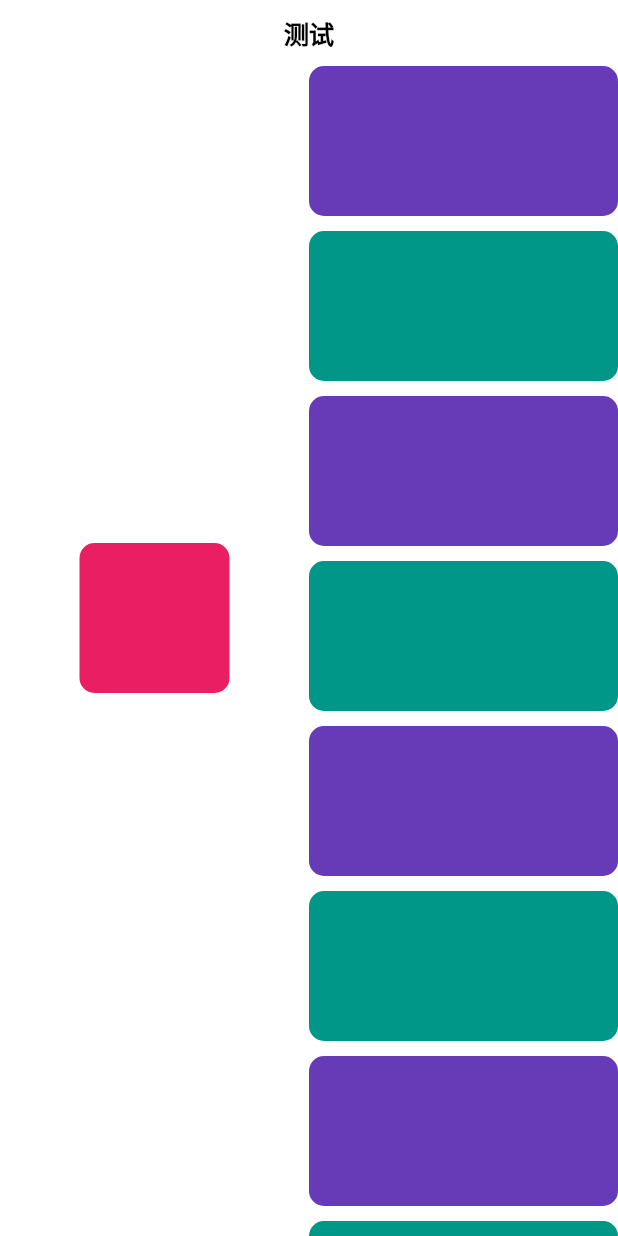
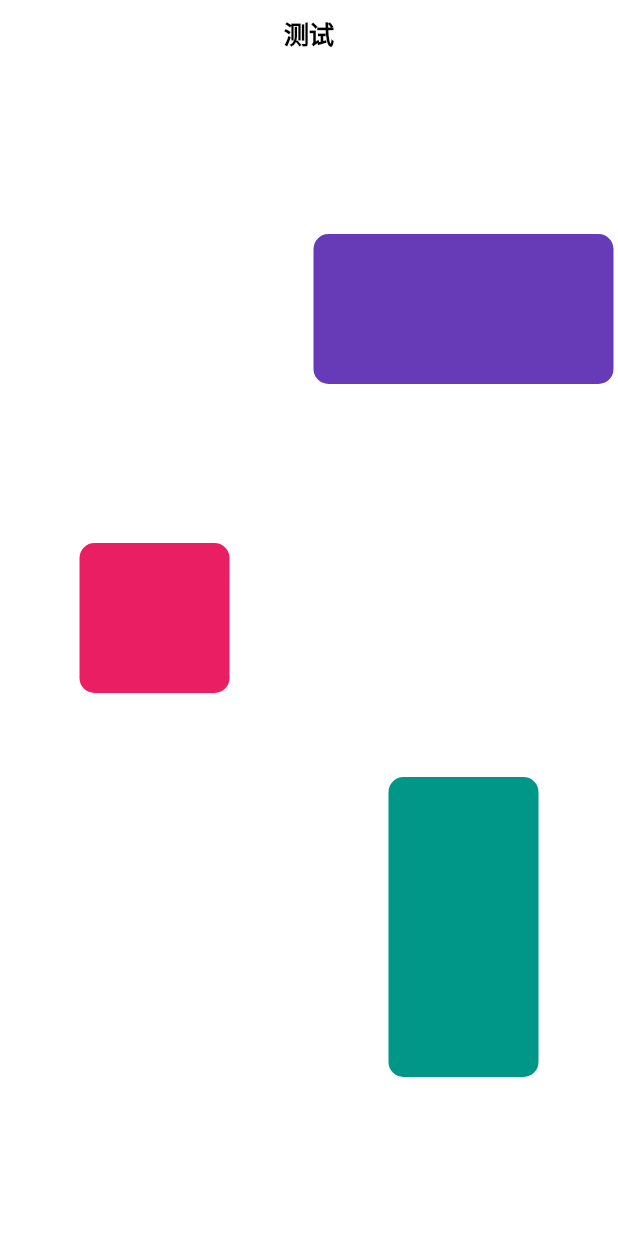
Before and after one commit to changleibox/flutter_demo, a Flutter app: the screen it shows after launch, on a phone screen of 412 x 824 dp. Run offline on Flutter 3.47's test engine with Material 2 defaults, Android fonts, the phone set to English and light mode, and no system bars.

Commit message:
refactor: 去掉无用代码

```diff
--- a/lib/page/main_page.dart
+++ b/lib/page/main_page.dart
@@ -2,6 +2,7 @@ import 'package:flutter/cupertino.dart';
 import 'package:flutter/material.dart';
 import 'package:flutter_demo/page/flings.dart';
 
+const _tag = '1';
 const _flightShuttleSize = Size.square(40);
 const _flightShuttleRadius = Radius.circular(20);
 const _flightShuttleColor = Colors.brown;
@@ -9,8 +10,6 @@ const _flightShuttleChild = FlutterLogo(
   size: 40,
   textColor: Colors.white,
 );
-const _boundaryTag1 = 1;
-const _boundaryTag2 = 2;
 
 /// Created by changlei on 2020/7/6.
 ///
@@ -38,13 +37,32 @@ class _MainPageState extends State<MainPage> {
           children: [
             Expanded(
               child: FlingBoundary(
-                tag: _boundaryTag1,
+                tag: 1,
                 builder: (context) {
                   return _FlingBlock(
-                    tag: 1,
                     color: Colors.pink,
-                    onPressed: (context) {
-                      Fling.push(context, _boundaryTag2, 9);
+                    onPressed: (value) {
+                      FlingNavigator.push(context, 2, _tag);
+                      FlingNavigator.push(context, 3, _tag);
+                    },
+                  );
+                },
+              ),
+            ),
+            Expanded(
+              child: Column(
+                children: [
+                  Expanded(
+                    child: FlingBoundary(
+                      tag: 2,
+                      builder: (context) {
+                        return _FlingBlock(
+                          color: Colors.deepPurple,
+                          width: 200,
+                          height: 100,
+                          onPressed: (value) {
+                            FlingNavigator.push(context, 1, _tag);
+                            FlingNavigator.push(context, 3, _tag);
                           },
                         );
                       },
@@ -52,28 +70,21 @@ class _MainPageState extends State<MainPage> {
                   ),
                   Expanded(
                     child: FlingBoundary(
-                tag: _boundaryTag2,
+                      tag: 3,
                       builder: (context) {
-                  return ListView.separated(
-                    itemCount: 100,
-                    itemBuilder: (context, index) {
                         return _FlingBlock(
-                        tag: index,
-                        color: [Colors.deepPurple, Colors.teal][index % 2],
-                        width: double.infinity,
-                        height: 100,
-                        onPressed: (context) {
-                          Fling.push(context, _boundaryTag2, 1);
+                          color: Colors.teal,
+                          width: 100,
+                          height: 200,
+                          onPressed: (value) {
+                            FlingNavigator.push(context, 1, _tag);
+                            FlingNavigator.push(context, 2, _tag);
                           },
                         );
                       },
-                    separatorBuilder: (context, index) {
-                      return const SizedBox(
-                        height: 10,
-                      );
-                    },
-                  );
-                },
+                    ),
+                  ),
+                ],
               ),
             ),
           ],
@@ -86,14 +97,11 @@ class _MainPageState extends State<MainPage> {
 class _FlingBlock extends StatelessWidget {
   const _FlingBlock({
     Key? key,
-    required this.tag,
     required this.color,
     this.width,
     this.height,
     required this.onPressed,
   }) : super(key: key);
-
-  final Object tag;
 
   final Color color;
 
@@ -121,8 +129,8 @@ class _FlingBlock extends StatelessWidget {
       curve: const Interval(0.7, 1.0, curve: Curves.easeOut),
     ).animate(animation);
 
-    final fromChild = ((fromFlingContext.widget as Fling).child as _ContextBuilder).child as _ColorBlock;
-    final toChild = ((toFlingContext.widget as Fling).child as _ContextBuilder).child as _ColorBlock;
+    final fromChild = (fromFlingContext.widget as Fling).child as _ColorBlock;
+    final toChild = (toFlingContext.widget as Fling).child as _ColorBlock;
 
     return Center(
       child: RotationTransition(
@@ -150,41 +158,21 @@ class _FlingBlock extends StatelessWidget {
 
   @override
   Widget build(BuildContext context) {
-    return Fling(
-      tag: tag,
+    return CupertinoButton(
+      padding: EdgeInsets.zero,
+      onPressed: () => onPressed?.call(context),
+      child: Fling(
+        tag: _tag,
         placeholderBuilder: (context, flingSize, child) {
           return child;
         },
         flightShuttleBuilder: _buildFlightShuttle,
-      child: _ContextBuilder(
-        onPressed: onPressed,
         child: _ColorBlock(
           width: width ?? 100,
           height: height ?? 100,
           color: color,
         ),
       ),
-    );
-  }
-}
-
-class _ContextBuilder extends StatelessWidget {
-  const _ContextBuilder({
-    Key? key,
-    required this.child,
-    this.onPressed,
-  }) : super(key: key);
-
-  final Widget child;
-  final ValueChanged<BuildContext>? onPressed;
-
-  @override
-  Widget build(BuildContext context) {
-    return CupertinoButton(
-      padding: EdgeInsets.zero,
-      minSize: 0,
-      onPressed: () => onPressed?.call(context),
-      child: child,
     );
   }
 }
```
Lines whose indentation alone changed are shown as unchanged.
